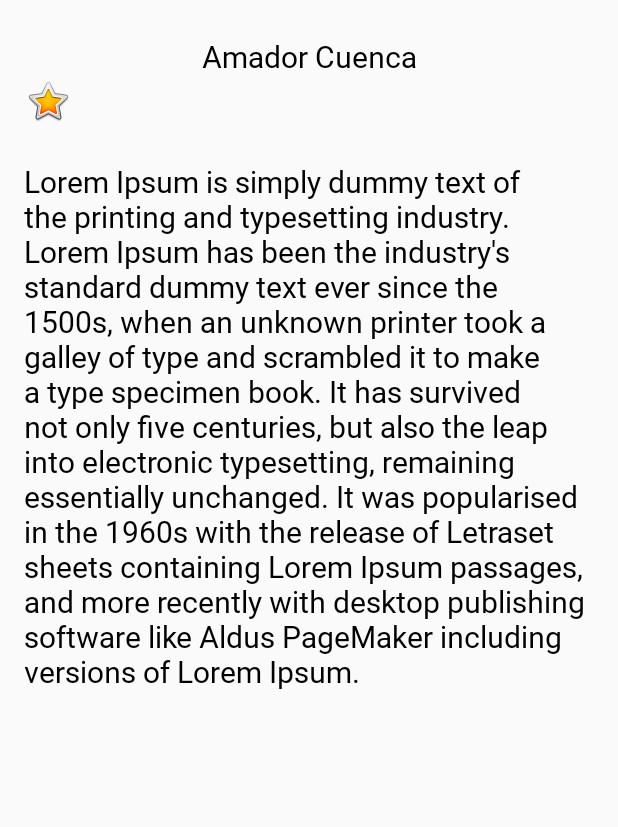
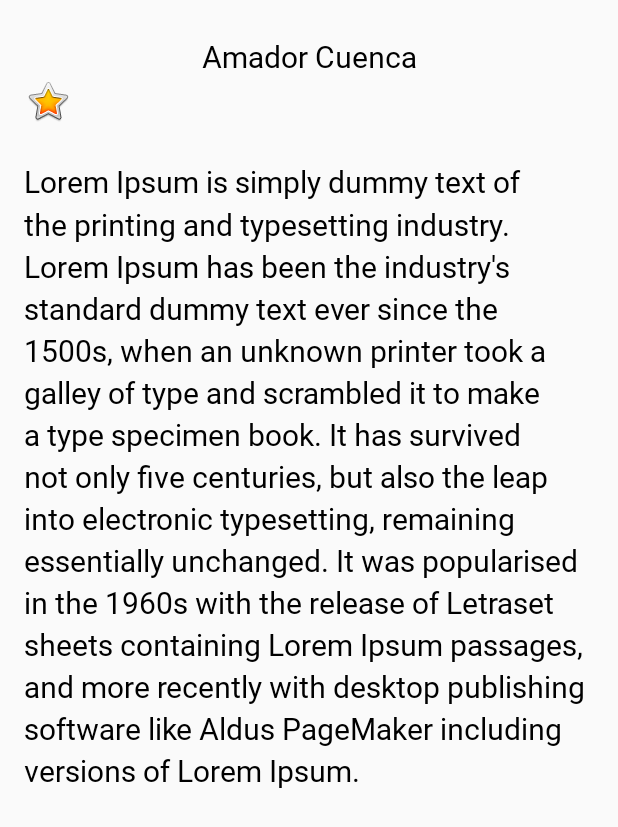
Before and after one commit to acuencadev/About-Me, an Android app: the layout activity_main.xml on its own in the app's theme, with its tools: preview values and no code run, on a phone screen of 412 x 824 dp. Shown: the top 827 px of the screen. Run offline under Robolectric (Android 15) with nearby library versions, the phone set to English and light mode, and no system bars.

Commit message:
style: Add spacing to the Bio TextView

```diff
--- a/app/src/main/res/layout/activity_main.xml
+++ b/app/src/main/res/layout/activity_main.xml
@@ -37,6 +37,7 @@
                 android:layout_height="wrap_content"
                 android:id="@+id/bio_text"
                 style="@style/NameStyle"
+                android:lineSpacingMultiplier="@dimen/text_spacing"
                 tools:text="@string/bio"/>
     </ScrollView>
 
--- a/app/src/main/res/values/dimens.xml
+++ b/app/src/main/res/values/dimens.xml
@@ -4,4 +4,5 @@
     <dimen name="small_padding">8dp</dimen>
     <dimen name="layout_margin">16dp</dimen>
     <dimen name="padding">16dp</dimen>
+    <dimen name="text_spacing">1.2</dimen>
 </resources>
```
